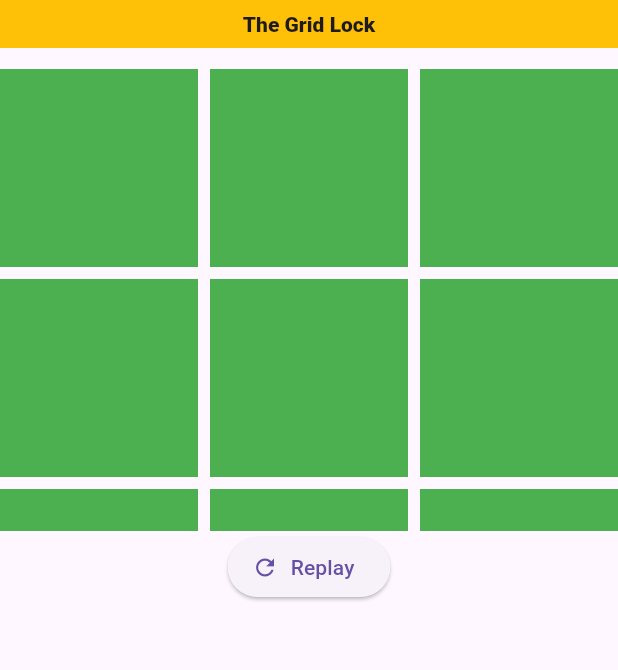
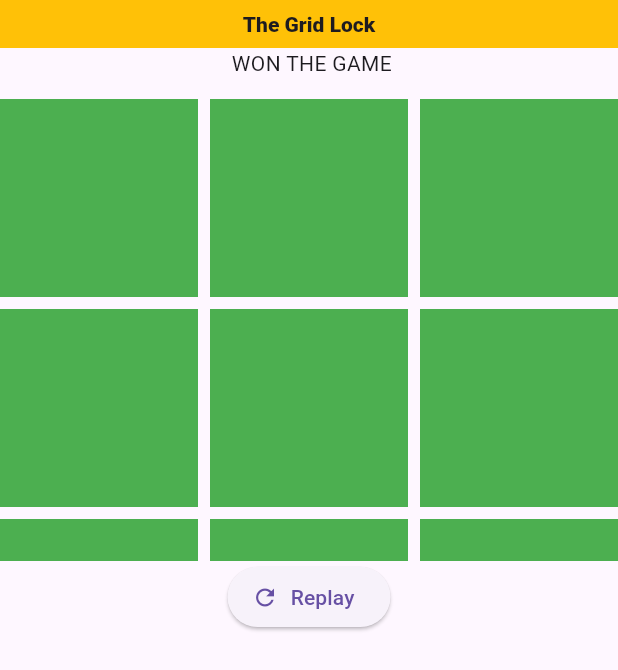
Before and after one commit to MdSohidUllahChowdhury/The-Gridlock, a Flutter app: the screen it shows after launch, on a phone screen of 412 x 824 dp. Shown: the top 670 px of the screen. Run offline on Flutter 3.47's test engine with Material 3 defaults, Android fonts, the light colour scheme and no system bars.

Commit message:
98% Done

```diff
--- a/lib/loka.dart
+++ b/lib/loka.dart
@@ -38,6 +38,7 @@ void pxo(i){
 
 void reset (){
   setState(() {
+    winner = " ";
     grid = [
   " ", " ", " ",
   " ", " ", " ",
@@ -45,7 +46,7 @@ void reset (){
 ];
   });
 }
-
+var winner = '';
 
 bool checkMove(i1,i2,i3,sing){
 if(grid[i1]==sing && grid[i2]== sing && grid[i3]== sing){
@@ -61,7 +62,9 @@ if(
   checkMove(0, 3, 6, currentSing) || checkMove(1, 4, 7, currentSing) || checkMove(2, 5, 8, currentSing) || //Colomn
   checkMove(0, 4, 8, currentSing) || checkMove(2, 4, 6, currentSing) //Digonal
 ) {
-print('$currentSing WON');
+setState(() {
+  winner = currentSing;
+});
 }
 
 }
@@ -80,7 +83,9 @@ print('$currentSing WON');
 
 
       body: Column(
-        children: [ SizedBox(height: 2,),
+
+        children: [ if (winner != " ") Text('$winner WON THE GAME'),
+          SizedBox(height: 2,),
           Container(
             height: 320,
             width: double.infinity,
```
